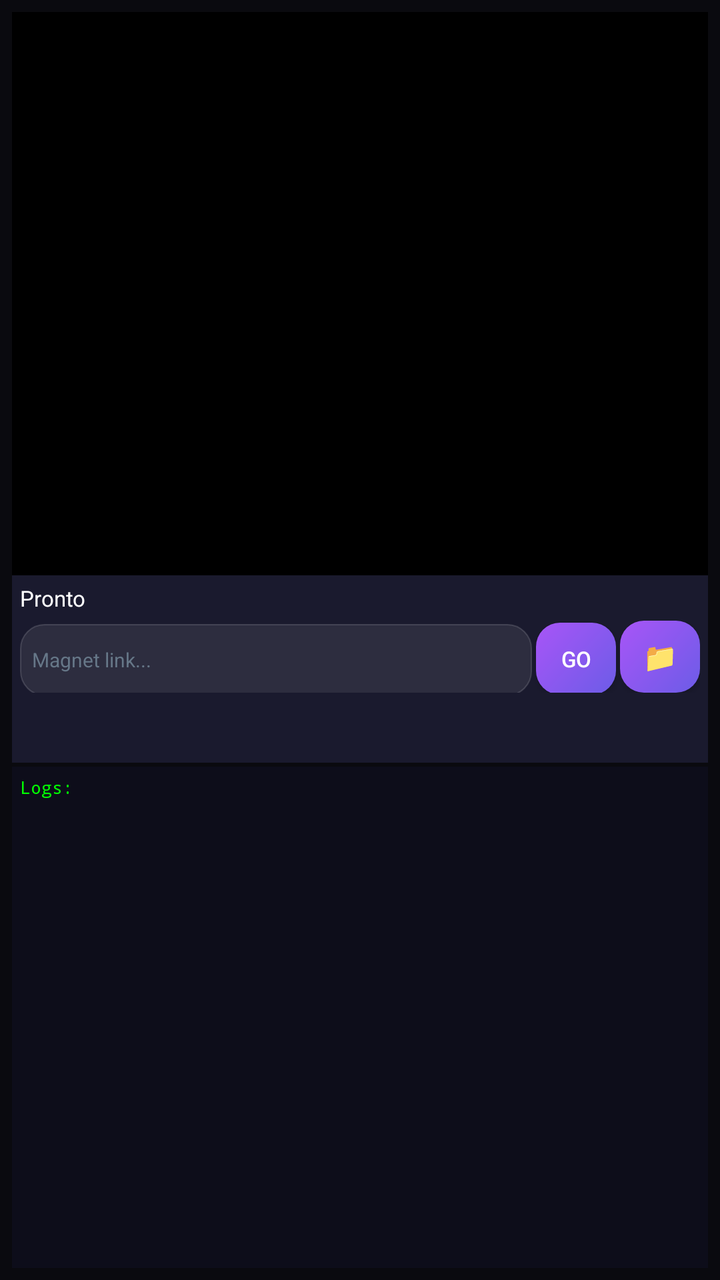
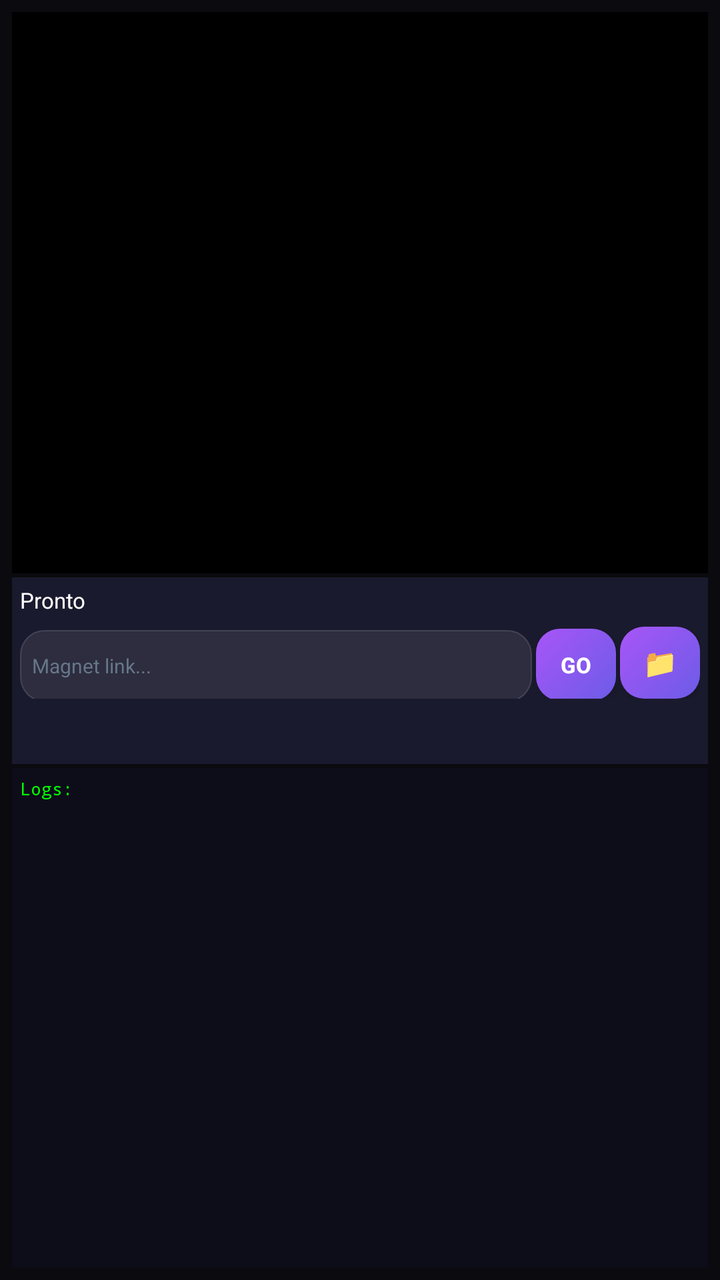

Compare the two renders of this Android layout. The source of the first and the diff that turns it into the second are given below.
<!-- AndroidManifest.xml: application theme AppTheme -->
<!-- res/layout/activity_main.xml -->
<?xml version="1.0" encoding="utf-8"?>
<LinearLayout xmlns:android="http://schemas.android.com/apk/res/android"
    xmlns:app="http://schemas.android.com/apk/res-auto"
    android:layout_width="match_parent"
    android:layout_height="match_parent"
    android:orientation="vertical"
    android:background="#0a0a0f"
    android:padding="6dp">
    
    <FrameLayout
        android:layout_width="match_parent"
        android:layout_height="0dp"
        android:layout_weight="45"
        android:background="#000000">
        
        <androidx.media3.ui.PlayerView
            android:id="@+id/player_view"
            android:layout_width="match_parent"
            android:layout_height="match_parent"
            android:visibility="gone"
            app:show_buffering="when_playing"
            app:use_controller="true"
            app:surface_type="texture_view"
            app:resize_mode="fit" />
        
        <ProgressBar
            android:id="@+id/spinner_bar"
            android:layout_width="32dp"
            android:layout_height="32dp"
            android:layout_gravity="center"
            android:indeterminateTint="#6c5ce7"
            android:visibility="gone" />
    </FrameLayout>
    
    <LinearLayout
        android:layout_width="match_parent"
        android:layout_height="0dp"
        android:layout_weight="15"
        android:orientation="vertical"
        android:background="#1a1a2e"
        android:padding="4dp">
        
        <TextView
            android:id="@+id/status_text"
            android:layout_width="match_parent"
            android:layout_height="wrap_content"
            android:text="Pronto"
            android:textColor="#fff"
            android:textSize="11sp" />
        
        <ProgressBar
            android:id="@+id/buffer_bar"
            style="?android:attr/progressBarStyleHorizontal"
            android:layout_width="match_parent"
            android:layout_height="3dp"
            android:progressTint="#6c5ce7"
            android:progressBackgroundTint="#33ffffff"
            android:visibility="gone" />
        
        <LinearLayout
            android:layout_width="match_parent"
            android:layout_height="wrap_content"
            android:orientation="horizontal"
            android:layout_marginTop="4dp">
            
            <EditText
                android:id="@+id/magnet_input"
                android:layout_width="0dp"
                android:layout_height="36dp"
                android:layout_weight="1"
                android:background="@drawable/input_bg"
                android:hint="Magnet link..."
                android:textColorHint="#667788"
                android:padding="6dp"
                android:textColor="#fff"
                android:textSize="10sp" />
            
            <Button
                android:id="@+id/btn_play"
                android:layout_width="40dp"
                android:layout_height="36dp"
                android:layout_marginStart="2dp"
                android:background="@drawable/btn_primary"
                android:text="GO"
                android:textColor="#fff"
                android:textSize="11sp" />
            
            <Button
                android:id="@+id/btn_torrent"
                android:layout_width="40dp"
                android:layout_height="36dp"
                android:layout_marginStart="2dp"
                android:background="@drawable/btn_primary"
                android:text="📁"
                android:textColor="#fff"
                android:textSize="14sp" />
        </LinearLayout>
        
        <LinearLayout
            android:layout_width="match_parent"
            android:layout_height="wrap_content"
            android:orientation="horizontal"
            android:layout_marginTop="4dp">
            
            <Button
                android:id="@+id/btn_watch"
                android:layout_width="0dp"
                android:layout_height="34dp"
                android:layout_weight="1"
                android:background="@drawable/btn_success"
                android:text="▶ ASSISTIR"
                android:textColor="#fff"
                android:textSize="11sp"
                android:visibility="gone" />
            
            <Button
                android:id="@+id/btn_stop"
                android:layout_width="0dp"
                android:layout_height="34dp"
                android:layout_weight="1"
                android:layout_marginStart="4dp"
                android:background="@drawable/btn_danger"
                android:text="⏹ PARAR"
                android:textColor="#fff"
                android:textSize="11sp"
                android:visibility="gone" />
        </LinearLayout>
    </LinearLayout>
    
    <ScrollView
        android:layout_width="match_parent"
        android:layout_height="0dp"
        android:layout_weight="40"
        android:background="#0d0d1a"
        android:layout_marginTop="2dp">
        
        <TextView
            android:id="@+id/debug_text"
            android:layout_width="match_parent"
            android:layout_height="wrap_content"
            android:text="Logs:"
            android:textColor="#00ff00"
            android:textSize="9sp"
            android:fontFamily="monospace"
            android:padding="4dp" />
    </ScrollView>
    
</LinearLayout>
<!-- resources referenced by this layout -->
<resources>
  <!-- drawable btn_danger (drawable) -->
  <?xml version="1.0" encoding="utf-8"?>
  <shape xmlns:android="http://schemas.android.com/apk/res/android">
      <solid android:color="#33ffffff" />
      <corners android:radius="12dp" />
      <stroke android:width="0.5dp" android:color="#44ffffff" />
  </shape>
  <!-- drawable btn_primary (drawable) -->
  <?xml version="1.0" encoding="utf-8"?>
  <shape xmlns:android="http://schemas.android.com/apk/res/android">
      <gradient android:startColor="#6c5ce7" android:endColor="#a855f7" android:angle="135" />
      <corners android:radius="12dp" />
  </shape>
  <!-- drawable btn_success (drawable) -->
  <?xml version="1.0" encoding="utf-8"?>
  <shape xmlns:android="http://schemas.android.com/apk/res/android">
      <gradient android:startColor="#00b894" android:endColor="#00cec9" android:angle="135" />
      <corners android:radius="12dp" />
  </shape>
  <!-- drawable input_bg (drawable) -->
  <?xml version="1.0" encoding="utf-8"?>
  <shape xmlns:android="http://schemas.android.com/apk/res/android">
      <solid android:color="#15ffffff" />
      <corners android:radius="12dp" />
      <stroke android:width="0.5dp" android:color="#25ffffff" />
  </shape>
  <style name="AppTheme" parent="Theme.AppCompat.NoActionBar">
          <item name="android:windowBackground">@color/background</item>
          <item name="android:statusBarColor">@color/background</item>
          <item name="android:navigationBarColor">@color/background</item>
          <item name="colorPrimary">@color/primary</item>
          <item name="colorPrimaryDark">@color/primary_dark</item>
          <item name="colorAccent">@color/accent</item>
      </style>
  <color name="background">#0a0a0f</color>
  <color name="primary">#6c5ce7</color>
  <color name="primary_dark">#5a4bd1</color>
  <color name="accent">#00b894</color>
</resources>

<!-- the commit's change to res/layout/activity_main.xml (unified diff, before → after) -->
@@ -6,6 +6,7 @@
     android:orientation="vertical"
     android:background="#0a0a0f"
     android:padding="6dp">
+    
     
     <FrameLayout
         android:layout_width="match_parent"
@@ -23,14 +24,22 @@
             app:surface_type="texture_view"
             app:resize_mode="fit" />
         
-        <ProgressBar
-            android:id="@+id/spinner_bar"
-            android:layout_width="32dp"
-            android:layout_height="32dp"
-            android:layout_gravity="center"
-            android:indeterminateTint="#6c5ce7"
-            android:visibility="gone" />
+        <FrameLayout
+            android:id="@+id/loading_overlay"
+            android:layout_width="match_parent"
+            android:layout_height="match_parent"
+            android:visibility="gone"
+            android:background="#80000000">
+            
+            <ProgressBar
+                android:id="@+id/spinner_bar"
+                android:layout_width="32dp"
+                android:layout_height="32dp"
+                android:layout_gravity="center"
+                android:indeterminateTint="#6c5ce7" />
+        </FrameLayout>
     </FrameLayout>
+    
     
     <LinearLayout
         android:layout_width="match_parent"
@@ -38,7 +47,8 @@
         android:layout_weight="15"
         android:orientation="vertical"
         android:background="#1a1a2e"
-        android:padding="4dp">
+        android:padding="4dp"
+        android:layout_marginTop="2dp">
         
         <TextView
             android:id="@+id/status_text"
@@ -46,7 +56,8 @@
             android:layout_height="wrap_content"
             android:text="Pronto"
             android:textColor="#fff"
-            android:textSize="11sp" />
+            android:textSize="11sp"
+            android:layout_marginBottom="2dp" />
         
         <ProgressBar
             android:id="@+id/buffer_bar"
@@ -71,6 +82,7 @@
                 android:background="@drawable/input_bg"
                 android:hint="Magnet link..."
                 android:textColorHint="#667788"
+                android:inputType="textMultiLine"
                 android:padding="6dp"
                 android:textColor="#fff"
                 android:textSize="10sp" />
@@ -83,6 +95,7 @@
                 android:background="@drawable/btn_primary"
                 android:text="GO"
                 android:textColor="#fff"
+                android:textStyle="bold"
                 android:textSize="11sp" />
             
             <Button
@@ -110,6 +123,7 @@
                 android:background="@drawable/btn_success"
                 android:text="▶ ASSISTIR"
                 android:textColor="#fff"
+                android:textStyle="bold"
                 android:textSize="11sp"
                 android:visibility="gone" />
             
@@ -122,12 +136,15 @@
                 android:background="@drawable/btn_danger"
                 android:text="⏹ PARAR"
                 android:textColor="#fff"
+                android:textStyle="bold"
                 android:textSize="11sp"
                 android:visibility="gone" />
         </LinearLayout>
     </LinearLayout>
     
+    
     <ScrollView
+        android:id="@+id/log_scroll"
         android:layout_width="match_parent"
         android:layout_height="0dp"
         android:layout_weight="40"
